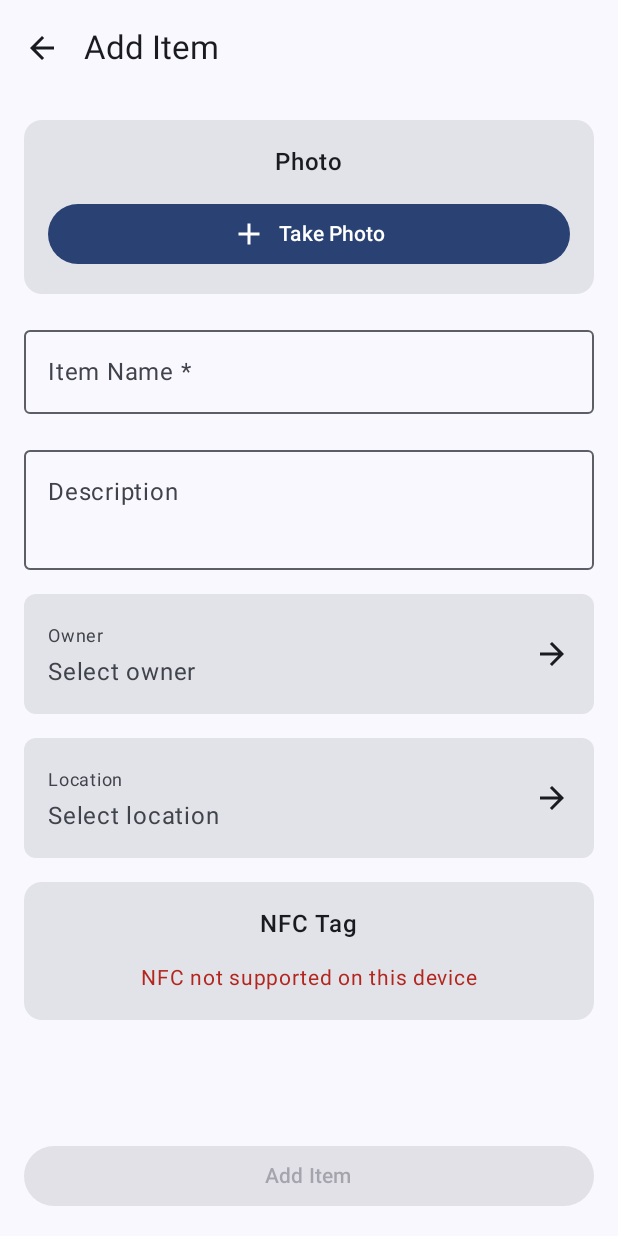
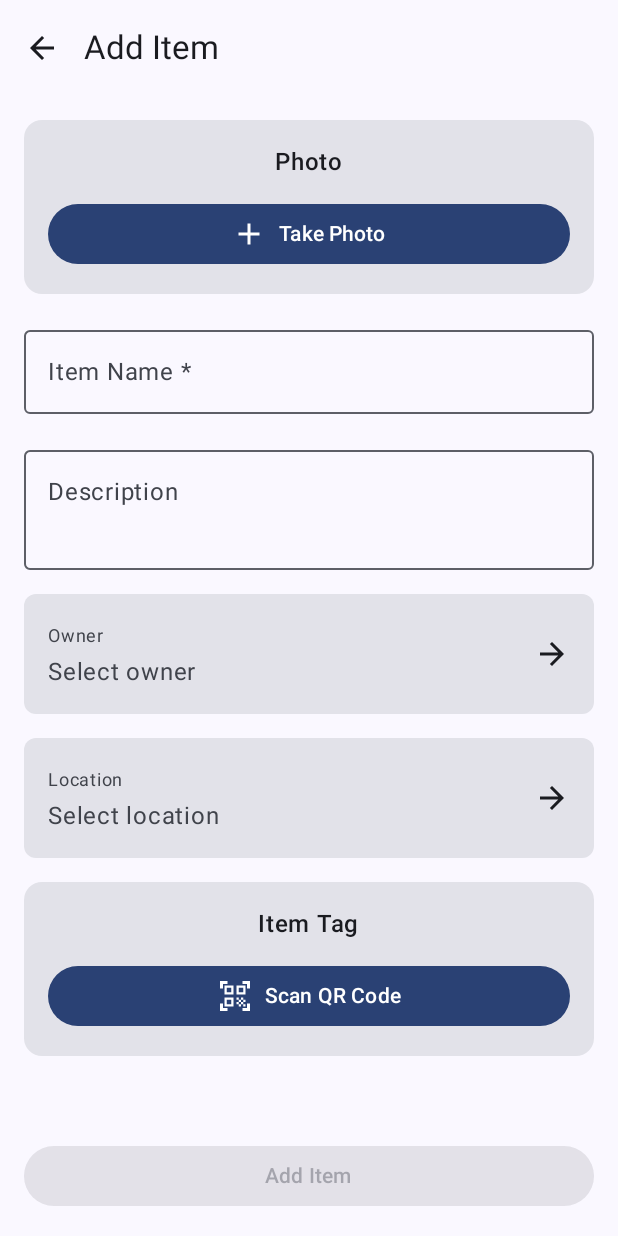
Before and after one commit to thatcatcamp/CampCrap, an Android app built with Jetpack Compose: the AddItemActivity screen opened directly, with no data from a screen before it, on a phone screen of 412 x 824 dp. Run offline under Robolectric (Android 15) with nearby library versions, the phone set to English and light mode, and no system bars; libraries missing offline, so code that uses them is left out: androidx.camera.core, androidx.camera.lifecycle, androidx.camera.view, com.google.mlkit.vision; pictures from the network do not load.

Commit message:
add qr code

```diff
--- a/app/build.gradle.kts
+++ b/app/build.gradle.kts
@@ -63,6 +63,11 @@ dependencies {
     implementation(libs.google.auth.library)
     implementation(libs.play.services.auth)
     implementation(libs.coil.compose)
+    implementation("com.google.mlkit:barcode-scanning:17.2.0")
+    implementation("androidx.camera:camera-camera2:1.3.4")
+    implementation("androidx.camera:camera-lifecycle:1.3.4")
+    implementation("androidx.camera:camera-view:1.3.4")
+    implementation("androidx.compose.material:material-icons-extended:1.6.8")
 
     // Apache POI for Excel support
     implementation("org.apache.poi:poi:5.2.4")
--- a/app/src/main/java/com/capricallctx/campcrap/AddItemActivity.kt
+++ b/app/src/main/java/com/capricallctx/campcrap/AddItemActivity.kt
@@ -34,6 +34,9 @@ import androidx.compose.foundation.verticalScroll
 import androidx.compose.material.icons.Icons
 import androidx.compose.material.icons.filled.ArrowBack
 import androidx.compose.material.icons.filled.Add
+import androidx.compose.material.icons.filled.QrCodeScanner
+import androidx.compose.ui.viewinterop.AndroidView
+import androidx.camera.view.PreviewView
 import androidx.compose.material.icons.filled.LocationOn
 import androidx.compose.material3.*
 import androidx.compose.runtime.*
@@ -43,6 +46,7 @@ import androidx.compose.ui.draw.clip
 import androidx.compose.ui.draw.rotate
 import androidx.compose.ui.layout.ContentScale
 import androidx.compose.ui.platform.LocalContext
+import androidx.compose.ui.platform.LocalLifecycleOwner
 import androidx.compose.ui.text.font.FontWeight
 import androidx.compose.ui.unit.dp
 import androidx.compose.ui.unit.sp
@@ -64,6 +68,8 @@ class AddItemActivity : ComponentActivity() {
     private var onPhotoTaken: (() -> Unit)? = null
     private lateinit var nfcHelper: NFCHelper
     private var onNfcScanned: ((String) -> Unit)? = null
+    private lateinit var qrCodeHelper: QRCodeHelper
+    private var onQrCodeScanned: ((String) -> Unit)? = null
 
     private val requestCameraPermissionLauncher = registerForActivityResult(
         ActivityResultContracts.RequestPermission()
@@ -90,6 +96,10 @@ class AddItemActivity : ComponentActivity() {
             onNfcScanned?.invoke(uid)
         }
 
+        qrCodeHelper = QRCodeHelper(this) { qrCode ->
+            onQrCodeScanned?.invoke(qrCode)
+        }
+
         setContent {
             CampCrapTheme {
                 AddItemScreen(
@@ -103,6 +113,10 @@ class AddItemActivity : ComponentActivity() {
                     nfcHelper = nfcHelper,
                     onNfcScanned = { callback ->
                         onNfcScanned = callback
+                    },
+                    qrCodeHelper = qrCodeHelper,
+                    onQrCodeScanned = { callback ->
+                        onQrCodeScanned = callback
                     }
                 )
             }
@@ -142,6 +156,7 @@ class AddItemActivity : ComponentActivity() {
     override fun onPause() {
         super.onPause()
         nfcHelper.disableForegroundDispatch()
+        qrCodeHelper.stopScanning()
     }
 
     override fun onNewIntent(intent: Intent) {
@@ -158,11 +173,14 @@ fun AddItemScreen(
     getPhotoFile: () -> File?,
     onItemSaved: () -> Unit,
     nfcHelper: NFCHelper,
-    onNfcScanned: ((String) -> Unit) -> Unit
+    onNfcScanned: ((String) -> Unit) -> Unit,
+    qrCodeHelper: QRCodeHelper,
+    onQrCodeScanned: ((String) -> Unit) -> Unit
 ) {
     val context = LocalContext.current
     val scope = rememberCoroutineScope()
     val dbHelper = remember { DatabaseHelper(context) }
+    val lifecycleOwner = LocalLifecycleOwner.current
 
     var name by remember { mutableStateOf("") }
     var description by remember { mutableStateOf("") }
@@ -177,8 +195,9 @@ fun AddItemScreen(
     var locations by remember { mutableStateOf<List<Location>>(emptyList()) }
     var currentPhotoFile by remember { mutableStateOf<File?>(null) }
     var photoRefresh by remember { mutableStateOf(0) }
-    var nfcUid by remember { mutableStateOf<String?>(null) }
+    var itemId by remember { mutableStateOf<String?>(null) }
     var isNfcScanning by remember { mutableStateOf(false) }
+    var isQrScanning by remember { mutableStateOf(false) }
 
     // Update photo file when photoRefresh changes
     LaunchedEffect(photoRefresh) {
@@ -196,10 +215,18 @@ fun AddItemScreen(
             if (nfcHelper.isNFCEnabled()) {
                 isNfcScanning = true
                 onNfcScanned { uid ->
-                    nfcUid = uid
+                    itemId = uid
                     isNfcScanning = false
                 }
             }
+        }
+    }
+
+    val startQrScan = {
+        isQrScanning = true
+        onQrCodeScanned { qrCode ->
+            itemId = qrCode
+            isQrScanning = false
         }
     }
 
@@ -261,6 +288,26 @@ fun AddItemScreen(
                 .verticalScroll(rememberScrollState()),
             verticalArrangement = Arrangement.spacedBy(16.dp)
         ) {
+
+            if (isQrScanning) {
+                AndroidView(
+                    factory = { context ->
+                        PreviewView(context).apply {
+                            this.scaleType = PreviewView.ScaleType.FILL_CENTER
+                        }
+                    },
+                    modifier = Modifier
+                        .fillMaxWidth()
+                        .height(300.dp)
+                        .clip(RoundedCornerShape(12.dp)),
+                    update = {
+                        qrCodeHelper.startScanning(it, lifecycleOwner)
+                    }
+                )
+                Button(onClick = { isQrScanning = false }) {
+                    Text("Cancel QR Scan")
+                }
+            }
 
             if (showSuccessMessage) {
                 Card(
@@ -414,7 +461,7 @@ fun AddItemScreen(
                 }
             }
 
-            // NFC section
+            // Tag section
             Card(
                 modifier = Modifier.fillMaxWidth(),
                 shape = RoundedCornerShape(12.dp)
@@ -426,14 +473,14 @@ fun AddItemScreen(
                     horizontalAlignment = Alignment.CenterHorizontally
                 ) {
                     Text(
-                        text = "NFC Tag",
+                        text = "Item Tag",
                         fontSize = 16.sp,
                         fontWeight = FontWeight.Medium
                     )
 
                     Spacer(modifier = Modifier.height(12.dp))
 
-                    if (nfcUid != null) {
+                    if (itemId != null) {
                         Card(
                             modifier = Modifier.fillMaxWidth(),
                             colors = CardDefaults.cardColors(containerColor = MaterialTheme.colorScheme.primaryContainer)
@@ -442,7 +489,7 @@ fun AddItemScreen(
                                 modifier = Modifier.padding(12.dp)
                             ) {
                                 Text(
-                                    text = "NFC UID: $nfcUid",
+                                    text = "Item ID: $itemId",
                                     fontSize = 14.sp,
                                     fontWeight = FontWeight.Medium,
                                     color = MaterialTheme.colorScheme.onPrimaryContainer
@@ -450,26 +497,34 @@ fun AddItemScreen(
                             }
                         }
                         Spacer(modifier = Modifier.height(8.dp))
-                        TextButton(onClick = { nfcUid = null }) {
-                            Text("Clear NFC")
+                        TextButton(onClick = { itemId = null }) {
+                            Text("Clear Tag")
                         }
                     } else {
-                        if (!nfcHelper.isNFCSupported()) {
-                            Text(
-                                text = "NFC not supported on this device",
-                                color = MaterialTheme.colorScheme.error,
-                                fontSize = 14.sp
-                            )
-                        } else if (!nfcHelper.isNFCEnabled()) {
-                            Text(
-                                text = "Please enable NFC in device settings",
-                                color = MaterialTheme.colorScheme.error,
-                                fontSize = 14.sp
-                            )
-                        } else {
+                        Row(horizontalArrangement = Arrangement.spacedBy(8.dp)) {
+                            if (nfcHelper.isNFCSupported()) {
+                                Button(
+                                    onClick = startNfcScan,
+                                    modifier = Modifier.weight(1f)
+                                ) {
+                                    Icon(Icons.Default.LocationOn, contentDescription = null)
+                                    Spacer(modifier = Modifier.width(8.dp))
+                                    Text("Scan NFC Tag")
+                                }
+                            }
+                            Button(
+                                onClick = startQrScan,
+                                modifier = Modifier.weight(1f)
+                            ) {
+                                Icon(Icons.Default.QrCodeScanner, contentDescription = null)
+                                Spacer(modifier = Modifier.width(8.dp))
+                                Text("Scan QR Code")
+                            }
+                        }
                         if (isNfcScanning) {
                             Column(
-                                    horizontalAlignment = Alignment.CenterHorizontally
+                                horizontalAlignment = Alignment.CenterHorizontally,
+                                modifier = Modifier.padding(top = 8.dp)
                             ) {
                                 CircularProgressIndicator(
                                     modifier = Modifier.size(32.dp)
@@ -483,16 +538,6 @@ fun AddItemScreen(
                                 Spacer(modifier = Modifier.height(8.dp))
                                 TextButton(onClick = { isNfcScanning = false }) {
                                     Text("Cancel")
-                                    }
-                                }
-                            } else {
-                                Button(
-                                    onClick = startNfcScan,
-                                    modifier = Modifier.fillMaxWidth()
-                                ) {
-                                    Icon(Icons.Default.LocationOn, contentDescription = null)
-                                    Spacer(modifier = Modifier.width(8.dp))
-                                    Text("Scan NFC Tag")
                                 }
                             }
                         }
@@ -515,7 +560,7 @@ fun AddItemScreen(
                                     locationId = selectedLocation!!.id,
                                     photoPath = currentPhotoFile?.absolutePath,
                                     year = Constants.CURRENT_YEAR,
-                                    nfcUid = nfcUid
+                                    nfcUid = itemId
                                 )
                             }
                             isSaving = false
--- /dev/null
+++ b/app/src/main/java/com/capricallctx/campcrap/QRCodeHelper.kt
@@ -0,0 +1,101 @@
+package com.capricallctx.campcrap
+
+import android.app.Activity
+import android.content.Context
+import android.util.Log
+import androidx.camera.core.CameraSelector
+import androidx.camera.core.ImageAnalysis
+import androidx.camera.core.Preview
+import androidx.camera.lifecycle.ProcessCameraProvider
+import androidx.camera.view.PreviewView
+import androidx.core.content.ContextCompat
+import androidx.lifecycle.LifecycleOwner
+import com.google.common.util.concurrent.ListenableFuture
+import com.google.mlkit.vision.barcode.BarcodeScannerOptions
+import com.google.mlkit.vision.barcode.BarcodeScanning
+import com.google.mlkit.vision.barcode.common.Barcode
+import com.google.mlkit.vision.common.InputImage
+import java.util.concurrent.ExecutorService
+import java.util.concurrent.Executors
+
+class QRCodeHelper(
+    private val context: Context,
+    private val onQrCodeScanned: (String) -> Unit
+) {
+
+    private var cameraProviderFuture: ListenableFuture<ProcessCameraProvider> = ProcessCameraProvider.getInstance(context)
+    private lateinit var cameraExecutor: ExecutorService
+    private lateinit var cameraProvider: ProcessCameraProvider
+    private var cameraSelector = CameraSelector.DEFAULT_BACK_CAMERA
+
+    fun startScanning(previewView: PreviewView, lifecycleOwner: LifecycleOwner) {
+        cameraExecutor = Executors.newSingleThreadExecutor()
+
+        cameraProviderFuture.addListener({
+            cameraProvider = cameraProviderFuture.get()
+            bindCameraUseCases(previewView, lifecycleOwner)
+        }, ContextCompat.getMainExecutor(context))
+    }
+
+    private fun bindCameraUseCases(previewView: PreviewView, lifecycleOwner: LifecycleOwner) {
+        val preview = Preview.Builder()
+            .build()
+            .also {
+                it.setSurfaceProvider(previewView.surfaceProvider)
+            }
+
+        val imageAnalysis = ImageAnalysis.Builder()
+            .setBackpressureStrategy(ImageAnalysis.STRATEGY_KEEP_ONLY_LATEST)
+            .build()
+            .also {
+                it.setAnalyzer(cameraExecutor, ImageAnalyzer())
+            }
+
+        try {
+            cameraProvider.unbindAll()
+            cameraProvider.bindToLifecycle(
+                lifecycleOwner, cameraSelector, preview, imageAnalysis
+            )
+        } catch (exc: Exception) {
+            Log.e("QRCodeHelper", "Use case binding failed", exc)
+        }
+    }
+
+    fun stopScanning() {
+        if (this::cameraExecutor.isInitialized) {
+            cameraExecutor.shutdown()
+        }
+    }
+
+    private inner class ImageAnalyzer : ImageAnalysis.Analyzer {
+        private val scanner = BarcodeScanning.getClient(
+            BarcodeScannerOptions.Builder()
+                .setBarcodeFormats(Barcode.FORMAT_QR_CODE)
+                .build()
+        )
+
+        @androidx.camera.core.ExperimentalGetImage
+        override fun analyze(imageProxy: androidx.camera.core.ImageProxy) {
+            val mediaImage = imageProxy.image
+            if (mediaImage != null) {
+                val image = InputImage.fromMediaImage(mediaImage, imageProxy.imageInfo.rotationDegrees)
+                scanner.process(image)
+                    .addOnSuccessListener { barcodes ->
+                        for (barcode in barcodes) {
+                            barcode.rawValue?.let {
+                                onQrCodeScanned(it)
+                                // Stop scanning after a QR code is found
+                                cameraProvider.unbindAll()
+                            }
+                        }
+                    }
+                    .addOnFailureListener {
+                        Log.e("QRCodeHelper", "Barcode scanning failed", it)
+                    }
+                    .addOnCompleteListener {
+                        imageProxy.close()
+                    }
+            }
+        }
+    }
+}
```
Lines whose indentation alone changed are shown as unchanged.
